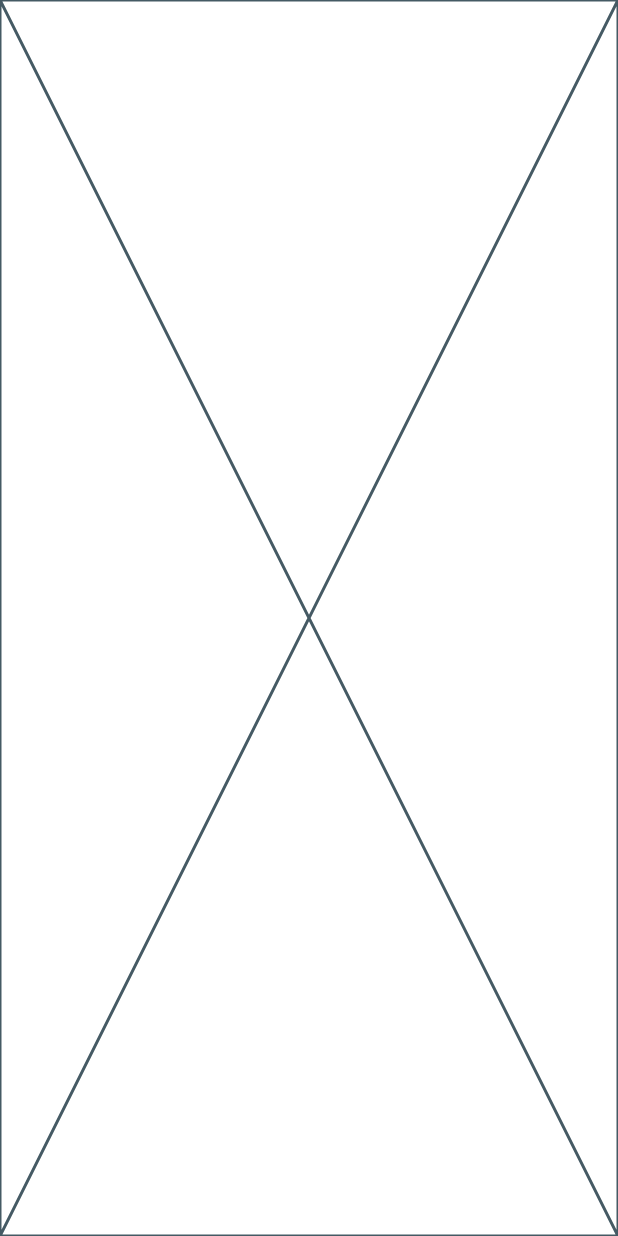
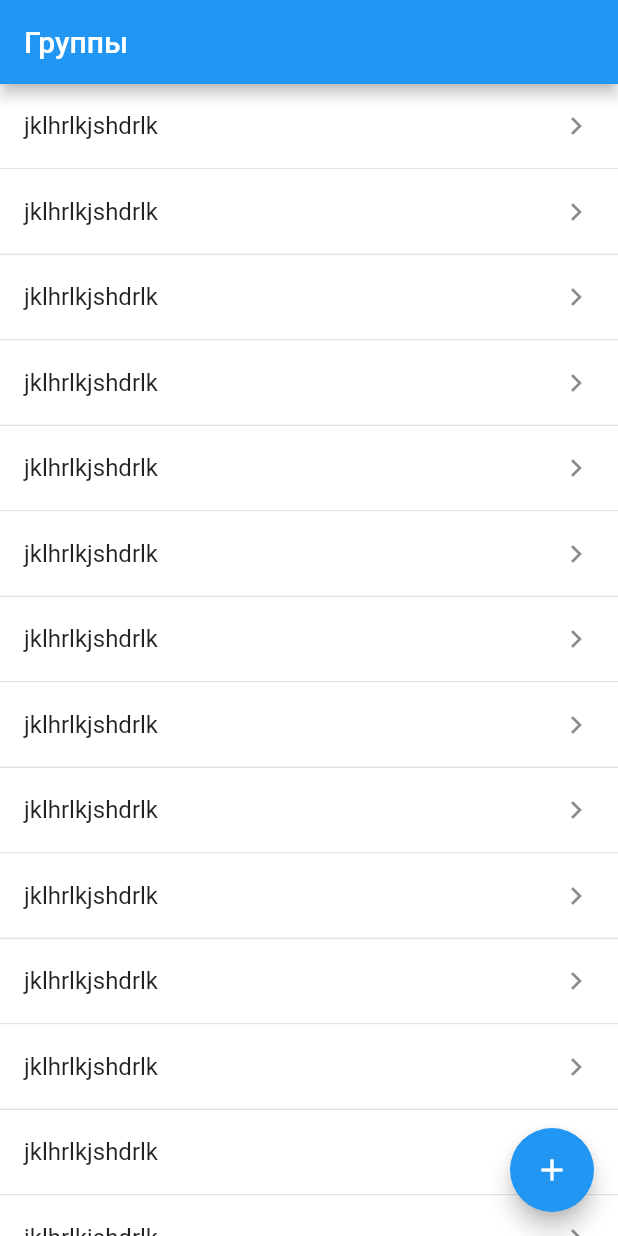
Before and after one commit to Borteq2/todo_list, a Flutter app: the screen it shows after launch, on a phone screen of 412 x 824 dp. Run offline on Flutter 3.47's test engine with Material 2 defaults, Android fonts, the phone set to English and light mode, and no system bars; drawn by our look-alikes of flutter_slidable; our stand-ins replace hive, hive_flutter; accounts and stored records are empty.

```diff
--- /dev/null
+++ b/lib/domain/entities/group.dart
@@ -0,0 +1,3 @@
+class Group {
+
+}
--- a/lib/main.dart
+++ b/lib/main.dart
@@ -1,8 +1,12 @@
 import 'package:flutter/material.dart';
+import 'package:hive/hive.dart';
+import 'package:hive_flutter/hive_flutter.dart';
 
 import 'widgets/app/my_app.dart';
 
-void main() {
+void main() async {
+  WidgetsFlutterBinding.ensureInitialized();
+  await Hive.initFlutter();
   const app = MyApp();
   runApp(app);
 }
--- a/lib/widgets/app/my_app.dart
+++ b/lib/widgets/app/my_app.dart
@@ -1,6 +1,7 @@
 import 'package:flutter/material.dart';
 
-import '../example/example_widget.dart';
+import '../group_form/group_form_widget.dart';
+import '../groups/groups_widget.dart';
 
 class MyApp extends StatelessWidget {
   const MyApp({super.key});
@@ -13,7 +14,11 @@ class MyApp extends StatelessWidget {
       theme: ThemeData(
         primarySwatch: Colors.blue,
       ),
-      home: ExampleWidget(),
+      routes: {
+        '/groups': (context) => const GroupsWidget(),
+        '/groups/form': (context) => GroupFormWidget(),
+      },
+      initialRoute: '/groups',
     );
   }
 }
--- a/lib/widgets/example/example_widget.dart
+++ b/lib/widgets/example/example_widget.dart
@@ -5,6 +5,10 @@ class ExampleWidget extends StatelessWidget {
 
   @override
   Widget build(BuildContext context) {
-    return const Placeholder();
+    return Scaffold(
+      body: Container(
+
+      ),
+    );
   }
 }
--- /dev/null
+++ b/lib/widgets/groups/groups_widget.dart
@@ -0,0 +1,102 @@
+import 'package:flutter/material.dart';
+import 'package:flutter_slidable/flutter_slidable.dart';
+
+class GroupsWidget extends StatelessWidget {
+  const GroupsWidget({Key? key}) : super(key: key);
+
+  void showForm(BuildContext context) {
+    Navigator.of(context).pushNamed('/groups/form');
+  }
+
+  @override
+  Widget build(BuildContext context) {
+    return Scaffold(
+      appBar: AppBar(
+        title: Text('Группы'),
+      ),
+      body: _GroupListWidget(),
+      floatingActionButton: FloatingActionButton(
+        onPressed: () => showForm(context),
+        child: Icon(Icons.add),
+      ),
+    );
+  }
+}
+
+class _GroupListWidget extends StatefulWidget {
+  const _GroupListWidget({Key? key}) : super(key: key);
+
+  @override
+  State<_GroupListWidget> createState() => _GroupListWidgetState();
+}
+
+class _GroupListWidgetState extends State<_GroupListWidget> {
+  @override
+  Widget build(BuildContext context) {
+    return ListView.separated(
+      itemCount: 100,
+      itemBuilder: (BuildContext context, int index) {
+        return _GroupListRowWidget(
+          indexInList: index,
+        );
+      },
+      separatorBuilder: (BuildContext context, int index) {
+        return Divider(height: 1);
+      },
+    );
+  }
+}
+
+class _GroupListRowWidget extends StatelessWidget {
+  final int indexInList;
+
+  const _GroupListRowWidget({
+    Key? key,
+    required this.indexInList,
+  }) : super(key: key);
+
+  @override
+  Widget build(BuildContext context) {
+    return Slidable(
+      actionPane: SlidableBehindActionPane(),
+      // actions: <Widget>[
+      //   IconSlideAction(
+      //     caption: 'Archive',
+      //     color: Colors.blue,
+      //     icon: Icons.add_a_photo,
+      //     onTap: () {},
+      //   ),
+      //   IconSlideAction(
+      //     caption: 'Archive',
+      //     color: Colors.green,
+      //     icon: Icons.back_hand,
+      //     onTap: () {},
+      //   ),
+      // ],
+      secondaryActions: <Widget>[
+        IconSlideAction(
+          caption: 'Delete',
+          color: Colors.red,
+          icon: Icons.delete,
+          onTap: () {},
+        ),
+        // IconSlideAction(
+        //   caption: 'Archive',
+        //   color: Colors.brown,
+        //   icon: Icons.branding_watermark,
+        //   onTap: () {},
+        // ),
+      ],
+      child: ColoredBox(
+        color: Colors.white,
+        child: ListTile(
+          title: Text('jklhrlkjshdrlk'),
+          trailing: Icon(Icons.chevron_right),
+          onTap: () {
+
+          },
+        ),
+      ),
+    );
+  }
+}
--- a/pubspec.yaml
+++ b/pubspec.yaml
@@ -10,13 +10,17 @@ environment:
 dependencies:
   flutter:
     sdk: flutter
-
   cupertino_icons: ^1.0.2
+  flutter_slidable: ^0.6.0
+  hive: 2.0.4
+  hive_flutter: 1.0.0
 
 dev_dependencies:
   flutter_test:
     sdk: flutter
   flutter_lints: ^2.0.0
+  hive_generator: 1.0.1
+  build_runner: 2.0.4
 
 flutter:
   uses-material-design: true
```
Also changed, not shown: lib/widgets/group_form/group_form_widget.dart (added, +66 -0 lines), lib/widgets/group_form/group_form_widget_model.dart (added, +39 -0 lines), lib/widgets/groups/groups_widget_model.dart (added), pubspec.lock, 1 other file.
